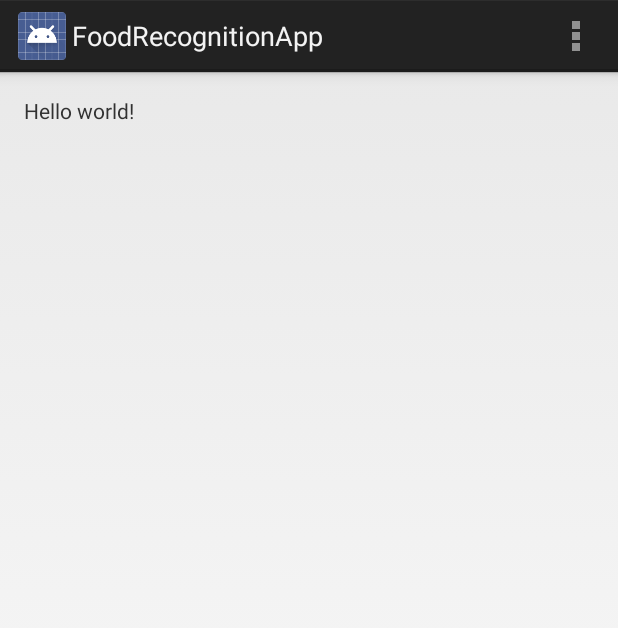
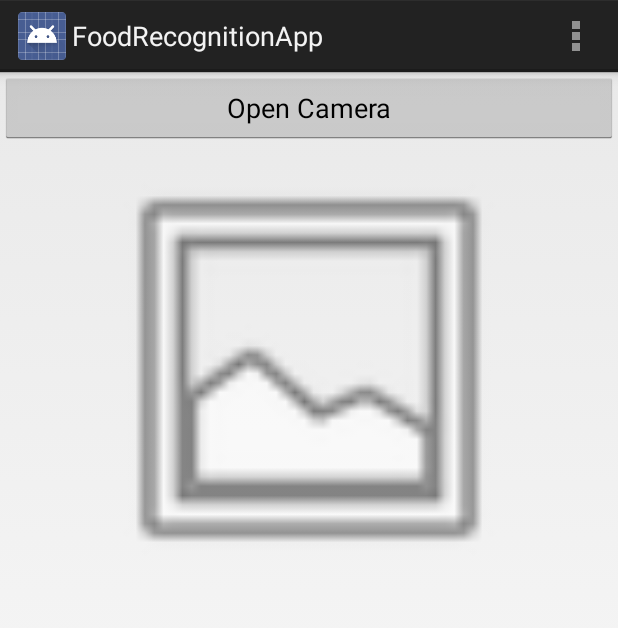
Before and after one commit to ritazevallos/foodrecognitionapp, an Android app: the screen it shows after launch (PictureTaker), on a phone screen of 412 x 824 dp. Shown: the top 628 px of the screen. Run offline under Robolectric (Android 15) with nearby library versions, the phone set to English and light mode, and no system bars.

```diff
--- a/app/src/main/java/edu/swarthmore/cs/lab/foodrecognitionapp/PictureTaker.java
+++ b/app/src/main/java/edu/swarthmore/cs/lab/foodrecognitionapp/PictureTaker.java
@@ -2,18 +2,34 @@ package edu.swarthmore.cs.lab.foodrecognitionapp;
 
 import android.app.Activity;
 import android.content.Intent;
+import android.content.pm.PackageManager;
+import android.content.pm.ResolveInfo;
+import android.content.res.Resources;
+import android.graphics.Bitmap;
+import android.graphics.BitmapFactory;
+import android.graphics.Path;
+import android.media.Image;
 import android.net.Uri;
 import android.os.Bundle;
 import android.os.Environment;
 import android.provider.MediaStore;
+import android.util.DisplayMetrics;
 import android.util.Log;
+import android.view.LayoutInflater;
 import android.view.Menu;
 import android.view.MenuItem;
+import android.view.View;
+import android.view.ViewGroup;
+import android.widget.Button;
+import android.widget.ImageView;
 import android.widget.Toast;
 
 import java.io.File;
 import java.text.SimpleDateFormat;
 import java.util.Date;
+import java.util.EventObject;
+import java.util.List;
+import java.util.UUID;
 
 
 public class PictureTaker extends Activity {
@@ -21,22 +37,67 @@ public class PictureTaker extends Activity {
     private Uri fileUri;
     public static final int MEDIA_TYPE_IMAGE = 1;
     private static final String TAG = "PictureTaker";
+    public static File _file;
+    public static File _dir;
+    public static Bitmap bitmap;
+    public static ImageView _imageView;
 
 
     @Override
     public void onCreate(Bundle savedInstanceState) {
         super.onCreate(savedInstanceState);
         setContentView(R.layout.activity_picture_taker);
+//
+//        if (IsThereAnAppToTakePictures())
+//        {
+            CreateDirectoryForPictures();
+//        }
 
-        // create Intent to take a picture and return control to the calling application
-        Intent i = new Intent(MediaStore.ACTION_IMAGE_CAPTURE);
+        Button button = (Button)findViewById(R.id.myButton);
+        button.setOnClickListener(new View.OnClickListener() {
+            @Override
+            public void onClick(View v) {
+                Log.d(TAG, "clicked that button");
+                TakeAPicture();
+            }
+        });
+        _imageView = (ImageView)findViewById(R.id.imageView1);
+        if (bitmap != null) {
+            _imageView.setImageBitmap(bitmap);
+            bitmap = null;
+        }
 
-        fileUri = getOutputMediaFileUri(MEDIA_TYPE_IMAGE); // create a file to save the image
-        i.putExtra(MediaStore.EXTRA_OUTPUT, fileUri);
 
-        if (i.resolveActivity(getPackageManager()) != null) {
-            startActivityForResult(i, REQUEST_IMAGE_CAPTURE);
+//        // create Intent to take a picture and return control to the calling application
+//        Intent i = new Intent(MediaStore.ACTION_IMAGE_CAPTURE);
+//
+//        fileUri = getOutputMediaFileUri(MEDIA_TYPE_IMAGE); // create a file to save the image
+//        i.putExtra(MediaStore.EXTRA_OUTPUT, fileUri);
+//
+//        if (i.resolveActivity(getPackageManager()) != null) {
+//            startActivityForResult(i, REQUEST_IMAGE_CAPTURE);
+//        }
+    }
+
+    private void CreateDirectoryForPictures()
+    {
+        _dir = new File(Environment.getExternalStoragePublicDirectory(
+                Environment.DIRECTORY_PICTURES), "BOOKS");
+        if (!_dir.exists())
+        {
+            _dir.mkdirs();
         }
+    }
+
+    private void TakeAPicture()
+    {
+        Intent intent = new Intent(MediaStore.ACTION_IMAGE_CAPTURE);
+
+        _file = new File(_dir, String.format("foodPhoto_{0}.jpg", UUID.randomUUID()));
+
+        intent.putExtra(MediaStore.EXTRA_OUTPUT, Uri.fromFile(_file));
+
+        startActivityForResult(intent, 0);
     }
 
 
@@ -65,23 +126,48 @@ public class PictureTaker extends Activity {
     protected void onActivityResult(int requestCode, int resultCode, Intent data) {
 
         super.onActivityResult(requestCode,resultCode,data);
-        if (requestCode == REQUEST_IMAGE_CAPTURE) {
-            if (resultCode == RESULT_OK) {
-                Log.d(TAG, "Successfully saved file: " + fileUri.toString());
 
-                // Start an intent to look at the file
-                Intent i = new Intent(Intent.ACTION_VIEW);
-                i.setDataAndType(fileUri, "image/jpeg");
-                startActivity(i);
-                finish();
-            } else if (resultCode == RESULT_CANCELED) {
-                // User cancelled the image capture
-            } else {
-                // Image capture failed, advise user
-            }
-        }
+        // make it available in the gallery
+        Intent mediaScanIntent = new Intent(Intent.ACTION_MEDIA_SCANNER_SCAN_FILE);
+        Uri contentUri = Uri.fromFile(_file);
+        mediaScanIntent.setData(contentUri);
+        sendBroadcast(mediaScanIntent);
+
+        // display in ImageView. We will resize the bitmap to fit the display
+        // Loading the full sized image will consume to much memory
+        // and cause the application to crash.
+        int height = (new DisplayMetrics()).heightPixels;
+        int width = _imageView.getWidth() ;
+        bitmap = LoadAndResizeBitmap(_file.getPath(), width, height);
     }
 
+    public static Bitmap LoadAndResizeBitmap(String fileName, int width, int height)
+    {
+        // First we get the the dimensions of the file on disk
+        BitmapFactory.Options options = new BitmapFactory.Options();
+        options.inJustDecodeBounds = true;
+        BitmapFactory.decodeFile(fileName, options);
+
+        // Next we calculate the ratio that we need to resize the image by
+        // in order to fit the requested dimensions.
+        int outHeight = options.outHeight;
+        int outWidth = options.outWidth;
+        int inSampleSize = 1;
+
+        if (outHeight > height || outWidth > width)
+        {
+            inSampleSize = outWidth > outHeight
+                    ? outHeight / height
+                    : outWidth / width;
+        }
+
+        // Now we will load the image and have BitmapFactory resize it for us.
+        options.inSampleSize = inSampleSize;
+        options.inJustDecodeBounds = false;
+        Bitmap resizedBitmap = BitmapFactory.decodeFile(fileName, options);
+
+        return resizedBitmap;
+    }
 
     /** Create a file Uri for saving an image or video */
     private static Uri getOutputMediaFileUri(int type){
--- a/app/src/main/res/layout/activity_picture_taker.xml
+++ b/app/src/main/res/layout/activity_picture_taker.xml
@@ -1,16 +1,17 @@
-<RelativeLayout xmlns:android="http://schemas.android.com/apk/res/android"
-    xmlns:tools="http://schemas.android.com/tools"
-    android:layout_width="match_parent"
-    android:layout_height="match_parent"
-    android:paddingLeft="@dimen/activity_horizontal_margin"
-    android:paddingRight="@dimen/activity_horizontal_margin"
-    android:paddingTop="@dimen/activity_vertical_margin"
-    android:paddingBottom="@dimen/activity_vertical_margin"
-    tools:context=".PictureTaker">
-
-    <TextView
-        android:text="@string/hello_world"
-        android:layout_width="wrap_content"
-        android:layout_height="wrap_content" />
-
-</RelativeLayout>
+<?xml version="1.0" encoding="utf-8"?>
+<LinearLayout xmlns:android="http://schemas.android.com/apk/res/android"
+              android:orientation="vertical"
+              android:layout_width="fill_parent"
+              android:layout_height="fill_parent">
+    <Button
+        android:id="@+id/myButton"
+        android:layout_width="fill_parent"
+        android:layout_height="wrap_content"
+        android:text="@string/openCamera" />
+    <ImageView
+        android:src="@android:drawable/ic_menu_gallery"
+        android:layout_width="fill_parent"
+        android:layout_height="300.0dp"
+        android:id="@+id/imageView1"
+        android:adjustViewBounds="true" />
+</LinearLayout>
--- a/app/src/main/res/values/strings.xml
+++ b/app/src/main/res/values/strings.xml
@@ -2,7 +2,7 @@
 <resources>
 
     <string name="app_name">FoodRecognitionApp</string>
-    <string name="hello_world">Hello world!</string>
+    <string name="openCamera">Open Camera</string>
     <string name="action_settings">Settings</string>
 
 </resources>
```
Also changed, not shown: 22 other files.
